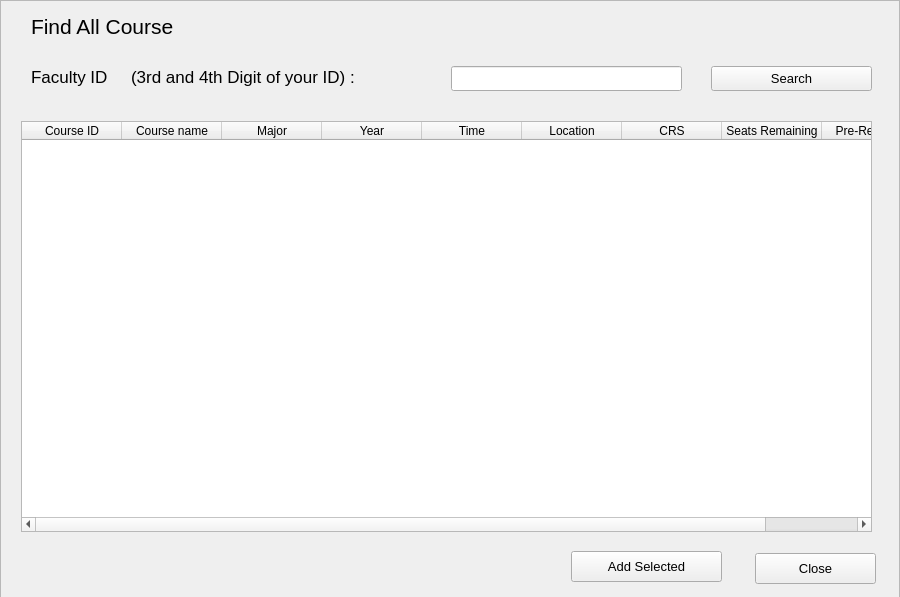
Old version of the form resources/UI/findCourse.ui in the repository Poom1997/gman.
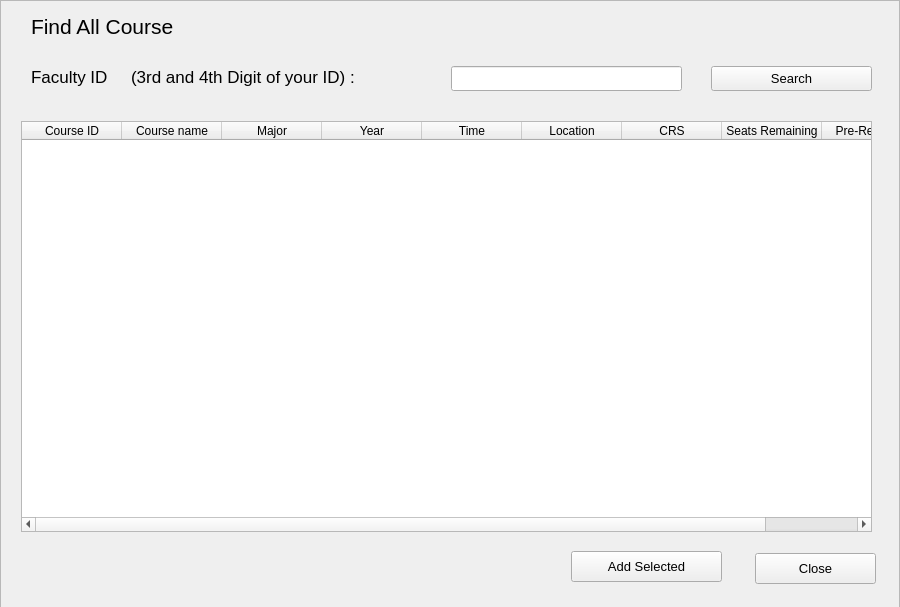
New version of the form.

```diff
--- a/resources/UI/findCourse.ui
+++ b/resources/UI/findCourse.ui
@@ -7,7 +7,7 @@
     <x>0</x>
     <y>0</y>
     <width>900</width>
-    <height>597</height>
+    <height>607</height>
    </rect>
   </property>
   <property name="windowTitle">
@@ -19,7 +19,7 @@
      <x>0</x>
      <y>0</y>
      <width>900</width>
-     <height>601</height>
+     <height>611</height>
     </rect>
    </property>
    <property name="font">
@@ -42,7 +42,7 @@
       <x>0</x>
       <y>0</y>
       <width>898</width>
-      <height>599</height>
+      <height>609</height>
      </rect>
     </property>
     <widget class="QLabel" name="barLabel">
```
